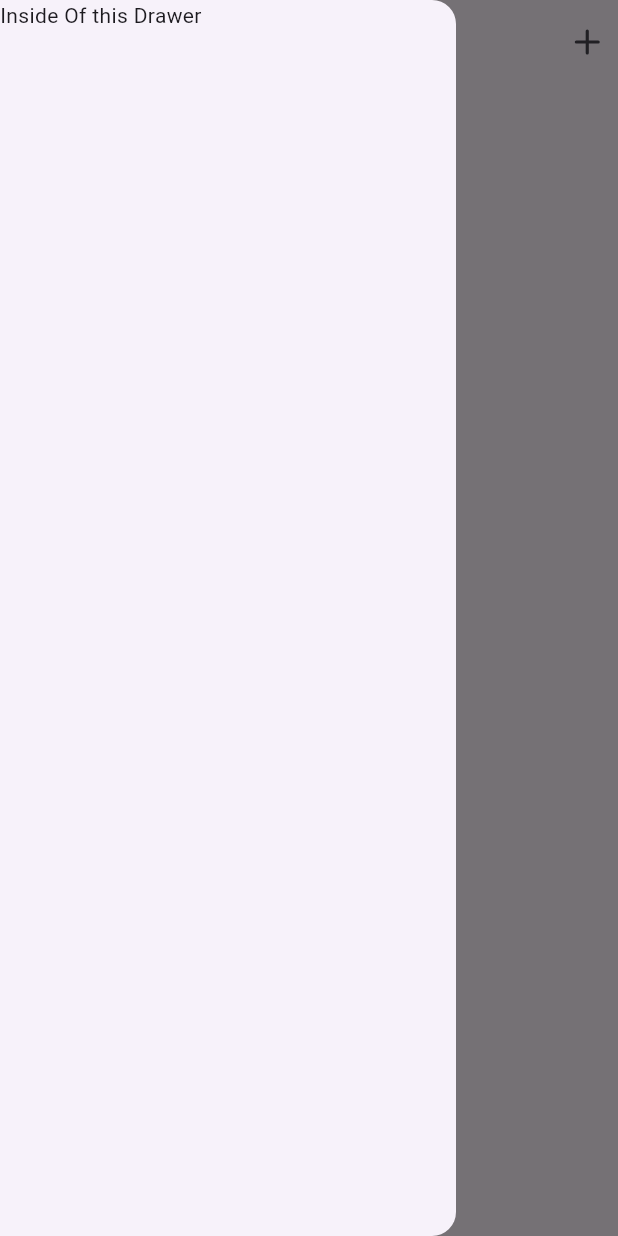
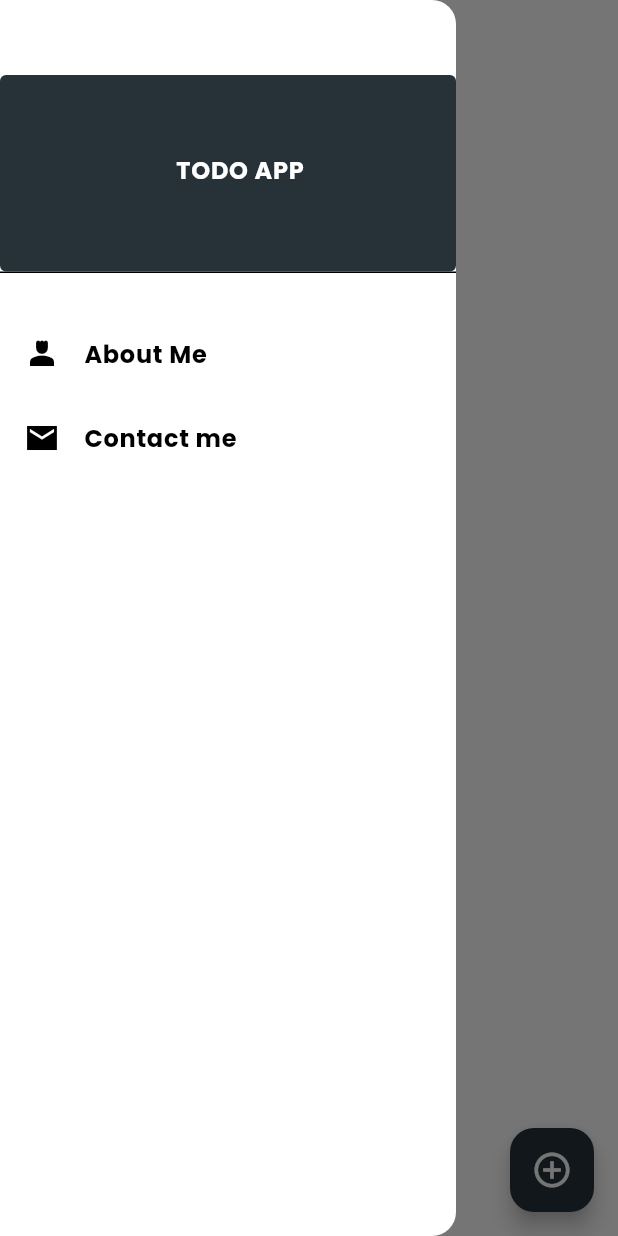
Before and after one commit to akoadwin/Todo-Flutter-App, a Flutter app: the screen it shows after launch, with the side drawer open, on a phone screen of 412 x 824 dp. Run offline on Flutter 3.47's test engine with Material 3 defaults, Android fonts, the phone set to English and light mode, and no system bars; our stand-ins replace feather_icons, google_fonts, shared_preferences.

Commit message:
Final push

```diff
--- a/lib/main.dart
+++ b/lib/main.dart
@@ -1,8 +1,9 @@
 import 'package:flutter/material.dart';
+import 'package:google_fonts/google_fonts.dart';
 import 'package:todo_app/main_screen.dart';
 
 void main() {
-  runApp(MyApp());
+  runApp(const MyApp());
 }
 
 class MyApp extends StatefulWidget {
@@ -16,7 +17,10 @@ class _MyAppState extends State<MyApp> {
   @override
   Widget build(BuildContext context) {
     return MaterialApp(
-        theme: ThemeData.light(useMaterial3: true),
+        // theme: ThemeData.light(useMaterial3: true),
+        theme: ThemeData(
+            fontFamily: GoogleFonts.poppins().fontFamily,
+            colorScheme: const ColorScheme.light()),
         debugShowCheckedModeBanner: false,
         home: const MainScreen());
   }
--- a/lib/main_screen.dart
+++ b/lib/main_screen.dart
@@ -1,9 +1,9 @@
-// ignore_for_file: prefer_const_constructors, prefer_const_literals_to_create_immutables, avoid_print
-
 import 'package:flutter/material.dart';
 import 'package:feather_icons/feather_icons.dart';
 import 'package:shared_preferences/shared_preferences.dart';
-import 'package:todo_app/addTodo.dart';
+import 'package:todo_app/add_todo_form.dart';
+import 'package:todo_app/widgets/todo_list.dart';
+import 'package:url_launcher/url_launcher.dart';
 
 class MainScreen extends StatefulWidget {
   const MainScreen({super.key});
@@ -21,11 +21,11 @@ class _MainScreenState extends State<MainScreen> {
           context: context,
           builder: (context) {
             return AlertDialog(
-              title: Text("Already Exist"),
+              title: const Text("Already Exist"),
               content: Text("$todoText is already Exist"),
               actions: [
                 InkWell(
-                  child: Text("Close"),
+                  child: const Text("Close"),
                   onTap: () {
                     Navigator.pop(context);
                   },
@@ -55,23 +55,7 @@ class _MainScreenState extends State<MainScreen> {
     });
   }
 
-  @override
-  void initState() {
-    loadLocalData();
-    super.initState();
-  }
-
-  @override
-  Widget build(BuildContext context) {
-    return Scaffold(
-        resizeToAvoidBottomInset: true,
-        drawer: Drawer(
-          child: Text("Inside Of this Drawer"),
-        ),
-        appBar: AppBar(
-          actions: [
-            InkWell(
-              onTap: () {
+  void showBottomModal() {
     showModalBottomSheet(
         isScrollControlled: true,
         context: context,
@@ -80,7 +64,7 @@ class _MainScreenState extends State<MainScreen> {
             children: [
               SingleChildScrollView(
                   child: Container(
-                            margin: EdgeInsets.all(15),
+                margin: const EdgeInsets.all(15),
                 padding: MediaQuery.of(context).viewInsets,
                 child: AddTodo(
                   addTodo: addTodo,
@@ -91,64 +75,79 @@ class _MainScreenState extends State<MainScreen> {
             ],
           );
         });
+  }
+
+  @override
+  void initState() {
+    loadLocalData();
+    super.initState();
+  }
+
+  @override
+  Widget build(BuildContext context) {
+    return Scaffold(
+        floatingActionButton: FloatingActionButton(
+            backgroundColor: (Colors.blueGrey.shade900),
+            onPressed: showBottomModal,
+            child: const Icon(
+              Icons.add_circle_outline_sharp,
+              size: 28,
+            )),
+        resizeToAvoidBottomInset: true,
+        drawer: Drawer(
+          child: Column(
+            children: [
+              Container(
+                  padding: const EdgeInsets.only(top: 50),
+                  child: SizedBox(
+                    height: 140,
+                    child: UserAccountsDrawerHeader(
+                        decoration: BoxDecoration(
+                            color: Colors.blueGrey.shade900,
+                            borderRadius: BorderRadius.circular(4)),
+                        accountName: const Center(
+                          child: Text(
+                            "TODO APP",
+                            style: TextStyle(fontWeight: FontWeight.bold),
+                          ),
+                        ),
+                        accountEmail: const Text("")),
+                  )),
+              const SizedBox(
+                height: 18,
+              ),
+              ListTile(
+                onTap: () {
+                  launchUrl(Uri.parse('https://github.com/akoadwin'));
                 },
-              child: Padding(
-                padding: const EdgeInsets.all(8.0),
-                child: Icon(
-                  FeatherIcons.plus,
-                  size: 25,
+                leading: const Icon(
+                  Icons.person_4_sharp,
                 ),
+                title: const Text(
+                  "About Me",
+                  style: TextStyle(fontWeight: FontWeight.bold),
+                ),
+              ),
+              ListTile(
+                onTap: () {
+                  launchUrl(Uri.parse('mailto:floresgodwin@gg.com'));
+                },
+                leading: const Icon(
+                  Icons.email_sharp,
+                ),
+                title: const Text(
+                  "Contact me",
+                  style: TextStyle(fontWeight: FontWeight.bold),
                 ),
               ),
             ],
-          title: Text("TODO APP"),
+          ),
+        ),
+        appBar: AppBar(
+          title: const Text("TODO APP"),
           centerTitle: true,
         ),
-        body: ListView.builder(
-            itemCount: todoList.length,
-            itemBuilder: (BuildContext context, int index) {
-              return ListTile(
-                onLongPress: () {
-                  print('Long Pressed');
-                },
-                onTap: () {
-                  showModalBottomSheet(
-                      context: context,
-                      builder: (context) {
-                        return Container(
-                          padding: EdgeInsets.all(20),
-                          child: SizedBox(
-                            width: double.infinity,
-                            height: 50,
-                            child: ElevatedButton(
-                              onPressed: () {
-                                setState(() {
-                                  todoList.removeAt(index);
-                                });
-                                updateLocalData();
-                                Navigator.pop(context);
-                              },
-                              child: Text("Mark as done"),
-                            ),
-                          ),
-                        );
-                      });
-                },
-                title: Text(todoList[index]),
-              );
-            })
-        // Container(
-        //     padding: EdgeInsets.all(10),
-        //     child: Row(
-        //       crossAxisAlignment: CrossAxisAlignment.center,
-        //       mainAxisAlignment: MainAxisAlignment.spaceBetween,
-        //       children: [
-        //         Text(text ?? "No Initial Todo Value"),
-        //         Text(name ?? "No Name"),
-        //         Text(lastName ?? "No Last Name"),
-        //       ],
-        //     ))
-
-        );
+        body: TodoListBuilder(
+            todoList: todoList, updateLocalData: updateLocalData));
   }
 }
--- /dev/null
+++ b/lib/widgets/todo_list.dart
@@ -0,0 +1,72 @@
+// ignore_for_file: must_be_immutable
+
+import 'package:flutter/material.dart';
+
+class TodoListBuilder extends StatefulWidget {
+  TodoListBuilder(
+      {super.key, required this.todoList, required this.updateLocalData});
+
+  List<String> todoList;
+
+  void Function() updateLocalData;
+
+  @override
+  State<TodoListBuilder> createState() => _TodoListBuilderState();
+}
+
+class _TodoListBuilderState extends State<TodoListBuilder> {
+  @override
+  Widget build(BuildContext context) {
+    return (widget.todoList.isEmpty)
+        ? const Center(
+            child: Text(
+              "Todo List is Empty ",
+              style: TextStyle(fontSize: 18),
+            ),
+          )
+        : ListView.builder(
+            itemCount: widget.todoList.length,
+            itemBuilder: (BuildContext context, int index) {
+              return Dismissible(
+                direction: DismissDirection.startToEnd,
+                onDismissed: (direction) {
+                  setState(() {
+                    widget.todoList.removeAt(index);
+                  });
+                  widget.updateLocalData();
+                },
+                background: Container(
+                  color: Colors.green.shade300,
+                  child: const Icon(Icons.check),
+                ),
+                key: UniqueKey(),
+                child: ListTile(
+                  onTap: () {
+                    showModalBottomSheet(
+                        context: context,
+                        builder: (context) {
+                          return Container(
+                            padding: const EdgeInsets.all(20),
+                            child: SizedBox(
+                              width: double.infinity,
+                              height: 50,
+                              child: ElevatedButton(
+                                onPressed: () {
+                                  setState(() {
+                                    widget.todoList.removeAt(index);
+                                  });
+                                  widget.updateLocalData();
+                                  Navigator.pop(context);
+                                },
+                                child: const Text("Mark as done"),
+                              ),
+                            ),
+                          );
+                        });
+                  },
+                  title: Text(widget.todoList[index]),
+                ),
+              );
+            });
+  }
+}
--- a/pubspec.yaml
+++ b/pubspec.yaml
@@ -37,6 +37,8 @@ dependencies:
   cupertino_icons: ^1.0.8
   feather_icons: ^1.2.0
   shared_preferences: ^2.3.2
+  url_launcher: ^6.3.0
+  google_fonts: ^6.2.1
 
 dev_dependencies:
   flutter_test:
```
Also changed, not shown: lib/add_todo_form.dart (renamed from lib/addTodo.dart, +10 -12 lines), pubspec.lock, 5 other files. Lines whose indentation alone changed are shown as unchanged.
